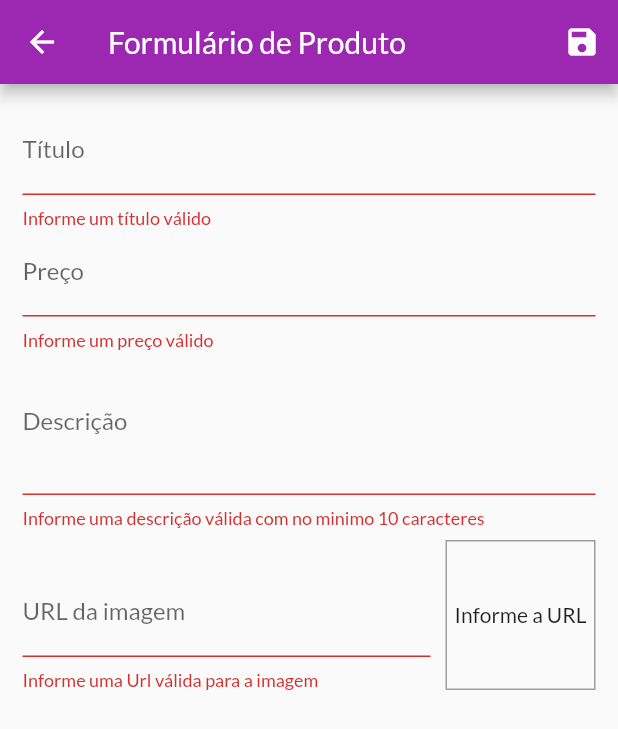
After one commit to fantis/Curso-Flutter-Aprenda-e-Desenvolva-Apps-2020, a Flutter app: the ProductFormScreen screen opened by its route, after a tap on the "save" icon, on a phone screen of 412 x 824 dp. The commit adds this screen. Shown: the top 729 px of the screen. Run offline on Flutter 3.47's test engine with Material 2 defaults, Android fonts, the light colour scheme and no system bars; network calls fail.

Commit message:
Aula 248

```diff
--- a/projects/shop/lib/main.dart
+++ b/projects/shop/lib/main.dart
@@ -7,8 +7,10 @@ import 'package:shop/providers/products.dart';
 import 'package:shop/util/appRoutes.dart';
 import 'package:shop/views/ordersScreen.dart';
 import 'package:shop/views/productDetailScreen.dart';
+import 'package:shop/views/productFormScreen.dart';
 import 'package:shop/views/productOverviewScreen.dart';
 import 'package:shop/views/cartScreen.dart';
+import 'package:shop/views/productsScreen.dart';
 
 void main() => runApp(MyApp());
 
@@ -40,10 +42,10 @@ class MyApp extends StatelessWidget {
           AppRoutes.PRODUCT_DETAIL: (ctx) => ProductDetailScreen(),
           AppRoutes.CART: (ctx) => CartScreen(),
           AppRoutes.ORDERS: (ctx) => OrdersScreen(),
+          AppRoutes.PRODUCTS: (ctx) => ProductsScreen(),
+          AppRoutes.PRODUCT_FORM: (ctx) => ProductFormScreen(),
         },
-
       ),
-
     );
   }
 }
--- a/projects/shop/lib/providers/products.dart
+++ b/projects/shop/lib/providers/products.dart
@@ -6,6 +6,10 @@ class Products with ChangeNotifier {
   List<Product> _items = DUMMY_PRODUCTS;
 
   List<Product> get items => [..._items];
+
+  int get itemsCount {
+    return this._items.length;
+  }
 
   List<Product> get favoriteItems {
     return _items.where((prod) => prod.isFavorite).toList();
--- a/projects/shop/lib/util/appRoutes.dart
+++ b/projects/shop/lib/util/appRoutes.dart
@@ -3,4 +3,6 @@ class AppRoutes {
   static const PRODUCT_DETAIL = '/product-detail';
   static const CART = '/cart';
   static const ORDERS = '/orders';
+  static const PRODUCTS  = '/products';
+  static const PRODUCT_FORM  = '/product-form';
 }
--- /dev/null
+++ b/projects/shop/lib/views/productFormScreen.dart
@@ -0,0 +1,203 @@
+import 'dart:math';
+
+import 'package:flutter/material.dart';
+import 'package:shop/providers/product.dart';
+import 'package:shop/widgets/appDrawer.dart';
+
+class ProductFormScreen extends StatefulWidget {
+  @override
+  _ProductFormScreenState createState() => _ProductFormScreenState();
+}
+
+class _ProductFormScreenState extends State<ProductFormScreen> {
+  final _priceFocusNode = FocusNode();
+  final _descriptionFocusNode = FocusNode();
+  final _imageUrlFocusNode = FocusNode();
+  final _imageUrlController = TextEditingController();
+
+  final _form = GlobalKey<FormState>();
+  final _formData = Map<String, Object>();
+
+  @override
+  void initState() {
+    super.initState();
+    _imageUrlFocusNode.addListener(this._updateImage);
+  }
+
+  void _updateImage() {
+    // just update the user graphical interface
+    if (isValidImageUrl(_imageUrlController.text)) {
+      setState(() {});
+    }
+  }
+
+  bool isValidImageUrl(String url) {
+    print(url);
+
+    bool isStartsWithHttp = url.toLowerCase().startsWith('http://');
+    bool isStartsWithHttps = url.toLowerCase().startsWith('https://');
+    bool isEndsWithPng = url.toLowerCase().endsWith('.png');
+    bool isEndsWithJpg = url.toLowerCase().endsWith(',jpg');
+    bool isEndsWithJpeg = url.toLowerCase().endsWith(',jpeg');
+    return (isStartsWithHttp || isStartsWithHttps) &&
+        (isEndsWithPng || isEndsWithJpg || isEndsWithJpeg);
+  }
+
+  @override
+  void dispose() {
+    super.dispose();
+    _priceFocusNode.dispose();
+    _descriptionFocusNode.dispose();
+    _imageUrlFocusNode.removeListener(this._updateImage);
+    _imageUrlFocusNode.dispose();
+  }
+
+  void _saveForm() {
+    var isValidForm = _form.currentState.validate();
+    if (!isValidForm) {
+      return;
+    }
+
+    _form.currentState.save();
+    final newProduct = Product(
+      id: Random().nextDouble().toString(),
+      title: _formData['title'],
+      description: _formData['description'],
+      price: _formData['price'],
+      imageUrl: _formData['imageUrl '],
+    );
+    print(newProduct.id);
+    print(newProduct.title);
+    print(newProduct.price);
+  }
+
+  @override
+  Widget build(BuildContext context) {
+    return Scaffold(
+      appBar: AppBar(
+        title: Text('Formulário de Produto'),
+        actions: <Widget>[
+          IconButton(
+            icon: Icon(Icons.save),
+            onPressed: () {
+              _saveForm();
+            },
+          ),
+        ],
+      ),
+      body: Padding(
+        padding: const EdgeInsets.all(15),
+        child: Form(
+          key: _form,
+          child: ListView(
+            children: <Widget>[
+              TextFormField(
+                decoration: InputDecoration(labelText: 'Título'),
+                textInputAction: TextInputAction.next,
+                onFieldSubmitted: (_) {
+                  FocusScope.of(context).requestFocus(_priceFocusNode);
+                },
+                onSaved: (value) => _formData['title'] = value,
+                validator: (value) {
+                  if (value.trim().isEmpty) {
+                    return 'Informe um título válido';
+                  }
+                  if (value.trim().length < 3) {
+                    return 'Informe um título com no mínimo 3 letras';
+                  }
+                  return null;
+                },
+              ),
+              TextFormField(
+                decoration: InputDecoration(labelText: 'Preço'),
+                focusNode: _priceFocusNode,
+                keyboardType: TextInputType.numberWithOptions(
+                  decimal: true,
+                ),
+                textInputAction: TextInputAction.next,
+                onFieldSubmitted: (_) {
+                  FocusScope.of(context).requestFocus(_descriptionFocusNode);
+                },
+                onSaved: (value) => _formData['price'] = double.parse(value),
+                validator: (value) {
+                  bool isEmpty = value.trim().isEmpty;
+                  var newPrice = double.tryParse(value);
+                  bool isInvalid = newPrice == null || newPrice <= 0;
+                  if (isEmpty || isInvalid) {
+                    return 'Informe um preço válido';
+                  }
+
+                  return null;
+                },
+              ),
+              TextFormField(
+                decoration: InputDecoration(labelText: 'Descrição'),
+                focusNode: _descriptionFocusNode,
+                maxLines: 3,
+                keyboardType: TextInputType.multiline,
+                onSaved: (value) => _formData['description'] = value,
+                validator: (value) {
+                  bool isEmpty = value.trim().isEmpty;
+                  var newPrice = double.tryParse(value);
+                  bool isInvalid = value.trim().length <= 10;
+                  if (isEmpty || isInvalid) {
+                    return 'Informe uma descrição válida com no minimo 10 caracteres';
+                  }
+
+                  return null;
+                },
+              ),
+              Row(
+                crossAxisAlignment: CrossAxisAlignment.end,
+                children: <Widget>[
+                  Expanded(
+                    child: TextFormField(
+                      decoration: InputDecoration(labelText: 'URL da imagem'),
+                      keyboardType: TextInputType.url,
+                      textInputAction: TextInputAction.done,
+                      focusNode: _imageUrlFocusNode,
+                      controller: _imageUrlController,
+                      onFieldSubmitted: (_) {
+                        _saveForm();
+                      },
+                      onSaved: (value) => _formData['imageUrl'] = value,
+                      validator: (value) {
+                        bool isEmpty = value.trim().isEmpty;
+                        bool isInvalid = !this.isValidImageUrl(value.trim());
+
+                        if (isEmpty || isInvalid) {
+                          return 'Informe uma Url válida para a imagem';
+                        }
+                        return null;
+                      },
+                    ),
+                  ),
+                  Container(
+                    height: 100,
+                    width: 100,
+                    margin: EdgeInsets.only(top: 8, left: 10),
+                    decoration: BoxDecoration(
+                      border: Border.all(
+                        color: Colors.grey,
+                        width: 1,
+                      ),
+                    ),
+                    alignment: Alignment.center,
+                    child: _imageUrlController.text.isEmpty
+                        ? Text('Informe a URL')
+                        : FittedBox(
+                            child: Image.network(
+                              _imageUrlController.text,
+                              fit: BoxFit.cover,
+                            ),
+                          ),
+                  ),
+                ],
+              ),
+            ],
+          ),
+        ),
+      ),
+    );
+  }
+}
--- a/projects/shop/lib/widgets/productGrid.dart
+++ b/projects/shop/lib/widgets/productGrid.dart
@@ -1,7 +1,7 @@
 import 'package:flutter/material.dart';
 import 'package:provider/provider.dart';
 import 'package:shop/providers/products.dart';
-import 'package:shop/widgets/productItem.dart';
+import 'package:shop/widgets/productGridItem.dart';
 
 class ProductGrid extends StatelessWidget {
   final bool _showFavoriteOnly;
@@ -20,7 +20,7 @@ class ProductGrid extends StatelessWidget {
       itemCount: products.length,
       itemBuilder: (ctx, i) => ChangeNotifierProvider.value(
         value: products[i],
-        child: ProductItem(),
+        child: ProductGridItem(),
       ),
       gridDelegate: SliverGridDelegateWithFixedCrossAxisCount(
         crossAxisCount: 2,
```
Also changed, not shown: projects/shop/lib/views/productsScreen.dart (added, +42 -0 lines), projects/shop/lib/widgets/appDrawer.dart (+10 -0 lines), projects/shop/lib/widgets/productGridItem.dart (added, +73 -0 lines), projects/shop/lib/widgets/productItem.dart (+22 -60 lines).
